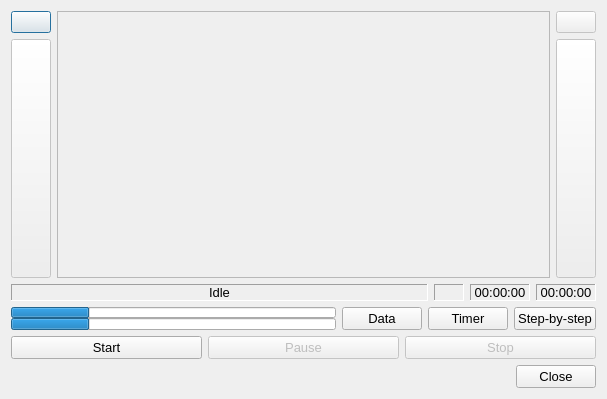
Above: papywizard/view/shootDialog.ui from bingostar89/Papywizard before the change. Below: the same form after it.
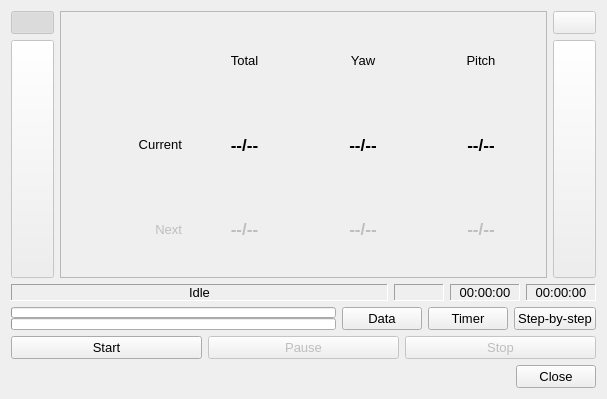
That is the form after the change. Icons and pictures are not drawn.

```diff
--- a/papywizard/view/shootDialog.ui
+++ b/papywizard/view/shootDialog.ui
@@ -9,6 +9,11 @@
     <height>399</height>
    </rect>
   </property>
+  <property name="font" >
+   <font>
+    <pointsize>10</pointsize>
+   </font>
+  </property>
   <property name="windowTitle" >
    <string>Shooting</string>
   </property>
@@ -27,7 +32,10 @@
        <item>
         <layout class="QVBoxLayout" name="verticalLayout_2" >
          <item>
-          <widget class="QPushButton" name="pushButton_3" >
+          <widget class="QPushButton" name="textViewPushButton" >
+           <property name="enabled" >
+            <bool>false</bool>
+           </property>
            <property name="sizePolicy" >
             <sizepolicy vsizetype="Fixed" hsizetype="Fixed" >
              <horstretch>0</horstretch>
@@ -44,6 +52,9 @@
            <property name="checkable" >
             <bool>true</bool>
            </property>
+           <property name="checked" >
+            <bool>true</bool>
+           </property>
           </widget>
          </item>
          <item>
@@ -94,6 +105,182 @@
          <property name="frameShadow" >
           <enum>QFrame::Sunken</enum>
          </property>
+         <layout class="QVBoxLayout" name="verticalLayout_6" >
+          <item>
+           <layout class="QGridLayout" name="textShootingGridLayout" >
+            <item row="0" column="1" >
+             <widget class="QLabel" name="label_3" >
+              <property name="text" >
+               <string>Total</string>
+              </property>
+              <property name="alignment" >
+               <set>Qt::AlignCenter</set>
+              </property>
+             </widget>
+            </item>
+            <item row="0" column="2" >
+             <widget class="QLabel" name="nextIndexLabel_" >
+              <property name="text" >
+               <string>Yaw</string>
+              </property>
+              <property name="alignment" >
+               <set>Qt::AlignCenter</set>
+              </property>
+             </widget>
+            </item>
+            <item row="0" column="3" >
+             <widget class="QLabel" name="label_5" >
+              <property name="text" >
+               <string>Pitch</string>
+              </property>
+              <property name="alignment" >
+               <set>Qt::AlignCenter</set>
+              </property>
+             </widget>
+            </item>
+            <item row="1" column="0" >
+             <widget class="QLabel" name="label" >
+              <property name="text" >
+               <string>Current</string>
+              </property>
+              <property name="alignment" >
+               <set>Qt::AlignRight|Qt::AlignTrailing|Qt::AlignVCenter</set>
+              </property>
+              <property name="margin" >
+               <number>5</number>
+              </property>
+             </widget>
+            </item>
+            <item row="1" column="1" >
+             <widget class="QLabel" name="currentIndexLabel" >
+              <property name="font" >
+               <font>
+                <pointsize>13</pointsize>
+                <weight>75</weight>
+                <bold>true</bold>
+               </font>
+              </property>
+              <property name="text" >
+               <string>--/--</string>
+              </property>
+              <property name="alignment" >
+               <set>Qt::AlignCenter</set>
+              </property>
+             </widget>
+            </item>
+            <item row="1" column="2" >
+             <widget class="QLabel" name="yawCurrentIndexLabel" >
+              <property name="font" >
+               <font>
+                <pointsize>13</pointsize>
+                <weight>75</weight>
+                <bold>true</bold>
+               </font>
+              </property>
+              <property name="text" >
+               <string>--/--</string>
+              </property>
+              <property name="alignment" >
+               <set>Qt::AlignCenter</set>
+              </property>
+             </widget>
+            </item>
+            <item row="1" column="3" >
+             <widget class="QLabel" name="pitchCurrentIndexLabel" >
+              <property name="font" >
+               <font>
+                <pointsize>13</pointsize>
+                <weight>75</weight>
+                <bold>true</bold>
+               </font>
+              </property>
+              <property name="text" >
+               <string>--/--</string>
+              </property>
+              <property name="alignment" >
+               <set>Qt::AlignCenter</set>
+              </property>
+             </widget>
+            </item>
+            <item row="2" column="0" >
+             <widget class="QLabel" name="textNextLabel" >
+              <property name="enabled" >
+               <bool>false</bool>
+              </property>
+              <property name="text" >
+               <string>Next</string>
+              </property>
+              <property name="alignment" >
+               <set>Qt::AlignRight|Qt::AlignTrailing|Qt::AlignVCenter</set>
+              </property>
+              <property name="margin" >
+               <number>5</number>
+              </property>
+             </widget>
+            </item>
+            <item row="2" column="2" >
+             <widget class="QLabel" name="yawNextIndexLabel" >
+              <property name="enabled" >
+               <bool>false</bool>
+              </property>
+              <property name="font" >
+               <font>
+                <pointsize>13</pointsize>
+                <weight>75</weight>
+                <bold>true</bold>
+               </font>
+              </property>
+              <property name="text" >
+               <string>--/--</string>
+              </property>
+              <property name="alignment" >
+               <set>Qt::AlignCenter</set>
+              </property>
+             </widget>
+            </item>
+            <item row="2" column="3" >
+             <widget class="QLabel" name="pitchNextIndexLabel" >
+              <property name="enabled" >
+               <bool>false</bool>
+              </property>
+              <property name="font" >
+               <font>
+                <pointsize>13</pointsize>
+                <weight>75</weight>
+                <bold>true</bold>
+               </font>
+              </property>
+              <property name="text" >
+               <string>--/--</string>
+              </property>
+              <property name="alignment" >
+               <set>Qt::AlignCenter</set>
+              </property>
+             </widget>
+            </item>
+            <item row="2" column="1" >
+             <widget class="QLabel" name="nextIndexLabel" >
+              <property name="enabled" >
+               <bool>false</bool>
+              </property>
+              <property name="font" >
+               <font>
+                <pointsize>13</pointsize>
+                <weight>75</weight>
+                <bold>true</bold>
+               </font>
+              </property>
+              <property name="text" >
+               <string>--/--</string>
+              </property>
+              <property name="alignment" >
+               <set>Qt::AlignCenter</set>
+              </property>
+             </widget>
+            </item>
+           </layout>
+          </item>
+         </layout>
         </widget>
        </item>
        <item>
@@ -184,7 +371,7 @@
          </property>
          <property name="minimumSize" >
           <size>
-           <width>30</width>
+           <width>50</width>
            <height>0</height>
           </size>
          </property>
@@ -217,7 +404,7 @@
          </property>
          <property name="minimumSize" >
           <size>
-           <width>60</width>
+           <width>70</width>
            <height>0</height>
           </size>
          </property>
@@ -253,7 +440,7 @@
          </property>
          <property name="minimumSize" >
           <size>
-           <width>60</width>
+           <width>70</width>
            <height>0</height>
           </size>
          </property>
@@ -308,7 +495,7 @@
             </font>
            </property>
            <property name="value" >
-            <number>24</number>
+            <number>0</number>
            </property>
            <property name="textVisible" >
             <bool>false</bool>
@@ -341,7 +528,7 @@
             </font>
            </property>
            <property name="value" >
-            <number>24</number>
+            <number>0</number>
            </property>
            <property name="textVisible" >
             <bool>false</bool>
```
Left out of the diff: 8 changed lines with no effect on the pictures.
